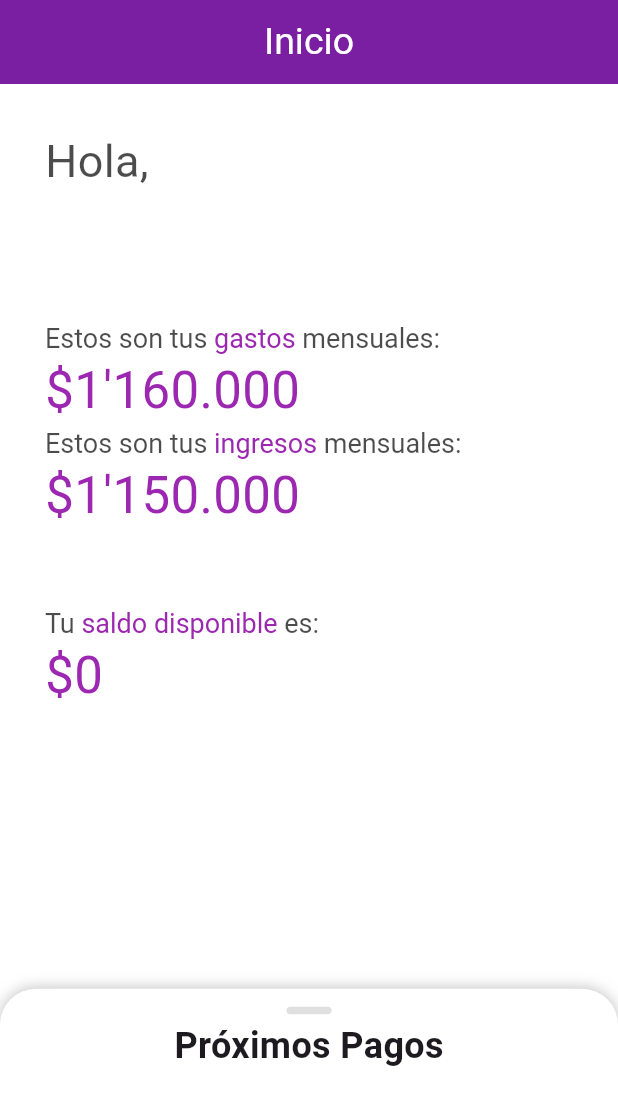
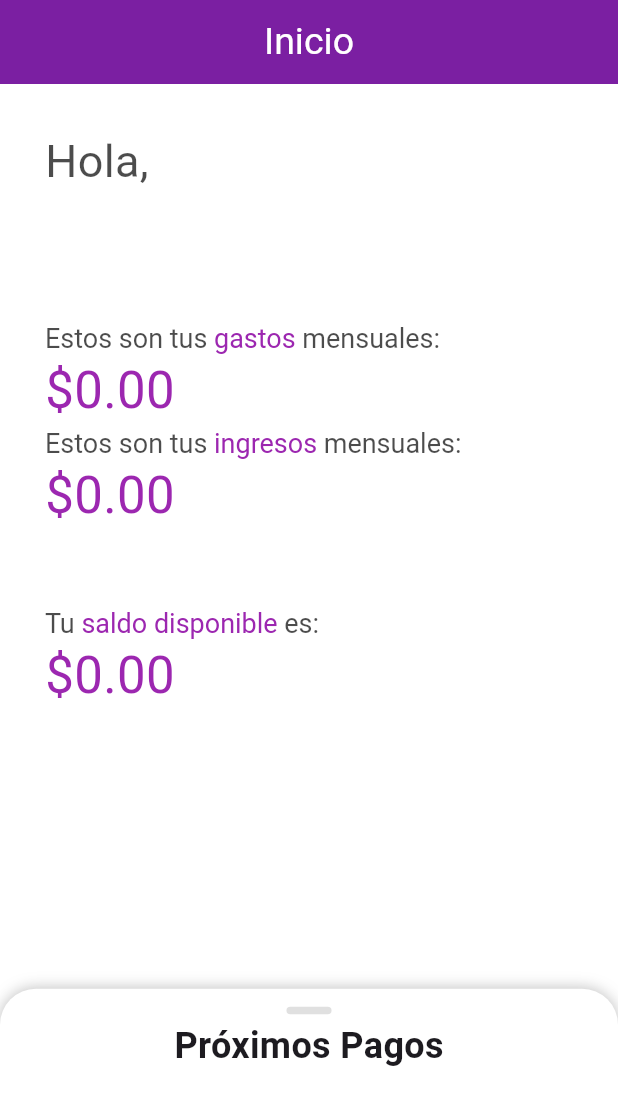
Before and after one commit to UntetheredJ/budgetmaster, a Flutter app: the Inicio screen opened directly with empty values, on a phone screen of 412 x 824 dp. Shown: the top 1105 px of the screen. Run offline on Flutter 3.47's test engine with Material 2 defaults, Android fonts, the phone set to English and light mode, and no system bars; drawn by our look-alikes of sliding_up_panel; our stand-ins replace curved_navigation_bar, flutter_local_notifications, supabase, supabase_flutter, timezone; accounts and stored records are empty.

Commit message:
Update inicio.dart & inicio_widget.dart

```diff
--- a/budgetmaster/lib/screens/inicio.dart
+++ b/budgetmaster/lib/screens/inicio.dart
@@ -1,16 +1,19 @@
 import 'package:budgetmaster/models/usuario.dart';
 import 'package:flutter/material.dart';
+import 'package:intl/intl.dart';
 import 'package:sliding_up_panel/sliding_up_panel.dart';
 import 'package:budgetmaster/widgets/inicio_widget.dart';
 import 'package:budgetmaster/screens/service.dart';
 
 class Inicio extends StatelessWidget {
   final Usuario usuario;
-  const Inicio({Key? key, required this.usuario}) : super(key: key);
+  final panelController = PanelController();
+  Inicio({Key? key, required this.usuario}) : super(key: key);
 
   @override
   Widget build(BuildContext context) {
     final panelHeightClosed = MediaQuery.of(context).size.height * 0.2;
+    final currencyFormat = NumberFormat.simpleCurrency(locale: "es_US");
 
     return Scaffold(
       appBar: AppBar(
@@ -24,6 +27,7 @@ class Inicio extends StatelessWidget {
             )),
       ),
       body: SlidingUpPanel(
+        controller: panelController,
         minHeight: panelHeightClosed,
         //parallaxEnabled: true,
         //parallaxOffset: .5,
@@ -66,26 +70,19 @@ class Inicio extends StatelessWidget {
                             text: TextSpan(
                                 style: TextStyle(
                                     fontSize: 18,
-                             color: Colors.black.withOpacity(0.7)
-                          ),
+                                    color: Colors.black.withOpacity(0.7)),
                                 children: const <TextSpan>[
                           TextSpan(text: "Estos son tus "),
                           TextSpan(
                               text: "gastos",
-                              style: TextStyle(
-                                color: Colors.purple
-                              )
-                            ),
+                              style: TextStyle(color: Colors.purple)),
                           TextSpan(text: " mensuales:")
-                          ]
-                        )
-                      )
-                    )
+                        ])))
                   ]),
                   Row(
                     mainAxisAlignment: MainAxisAlignment.start,
                     children: [
-                      Text("\$1'160.000",
+                      Text(currencyFormat.format(usuario.total_gastos),
                           style: TextStyle(
                             fontSize: 34,
                             color: Colors.purple,
@@ -98,26 +95,19 @@ class Inicio extends StatelessWidget {
                             text: TextSpan(
                                 style: TextStyle(
                                     fontSize: 18,
-                             color: Colors.black.withOpacity(0.7)
-                          ),
+                                    color: Colors.black.withOpacity(0.7)),
                                 children: const <TextSpan>[
                           TextSpan(text: "Estos son tus "),
                           TextSpan(
                               text: "ingresos",
-                              style: TextStyle(
-                                color: Colors.purple
-                              )
-                            ),
+                              style: TextStyle(color: Colors.purple)),
                           TextSpan(text: " mensuales:")
-                          ]
-                        )
-                      )
-                    )
+                        ])))
                   ]),
                   Row(
                     mainAxisAlignment: MainAxisAlignment.start,
                     children: [
-                      Text("\$1'150.000",
+                      Text(currencyFormat.format(usuario.total_ingresos),
                           style: const TextStyle(
                             fontSize: 34,
                             color: Colors.purple,
@@ -131,26 +121,19 @@ class Inicio extends StatelessWidget {
                             text: TextSpan(
                                 style: TextStyle(
                                     fontSize: 18,
-                             color: Colors.black.withOpacity(0.7)
-                          ),
+                                    color: Colors.black.withOpacity(0.7)),
                                 children: const <TextSpan>[
                           TextSpan(text: "Tu "),
                           TextSpan(
                               text: "saldo disponible",
-                              style: TextStyle(
-                                color: Colors.purple
-                              )
-                            ),
+                              style: TextStyle(color: Colors.purple)),
                           TextSpan(text: " es:")
-                          ]
-                        )
-                      )
-                    )
+                        ])))
                   ]),
                   Row(
                     mainAxisAlignment: MainAxisAlignment.start,
                     children: [
-                      Text("\$${usuario.saldo_total}",
+                      Text(currencyFormat.format(usuario.saldo_total),
                           style: const TextStyle(
                             fontSize: 34,
                             color: Colors.purple,
@@ -161,11 +144,12 @@ class Inicio extends StatelessWidget {
               ))),
         ),
         panelBuilder: (controller) => InicioWidget(
-          controller: controller, usuario: usuario,
+          controller: controller,
+          usuario: usuario,
+          panelController: panelController,
         ),
         borderRadius: const BorderRadius.vertical(top: Radius.circular(24)),
       ),
     );
   }
-
 }
--- a/budgetmaster/lib/widgets/inicio_widget.dart
+++ b/budgetmaster/lib/widgets/inicio_widget.dart
@@ -5,18 +5,22 @@ import 'package:budgetmaster/models/pago_periodico.dart';
 import 'package:budgetmaster/screens/service.dart';
 import 'package:flutter/material.dart';
 import 'package:intl/intl.dart';
+import 'package:sliding_up_panel/sliding_up_panel.dart';
 
 import '../models/gasto_espontaneo.dart';
 import '../models/usuario.dart';
 
 class InicioWidget extends StatefulWidget {
   final ScrollController controller;
+  final PanelController panelController;
   final Usuario usuario;
 
-  const InicioWidget({
-    Key? key,
-    required this.controller, required this.usuario
-  }) : super(key: key);
+  const InicioWidget(
+      {Key? key,
+      required this.controller,
+      required this.panelController,
+      required this.usuario})
+      : super(key: key);
 
   @override
   State<InicioWidget> createState() => _InicioWidgetState();
@@ -37,10 +41,7 @@ class _InicioWidgetState extends State<InicioWidget> {
           const SizedBox(height: 4),
           const Center(
               child: Text("Próximos Pagos",
-                    style:
-                        TextStyle(fontWeight: FontWeight.bold, fontSize: 24)
-                )
-            ),
+                  style: TextStyle(fontWeight: FontWeight.bold, fontSize: 24))),
           buildPagos(),
           const SizedBox(height: 24),
         ],
@@ -50,57 +51,54 @@ Widget buildPagos() => Container(
         padding: const EdgeInsets.symmetric(horizontal: 20),
         child: FutureBuilder<List<PagoPeriodico>>(
             future: listaPagoPeriodicoFuturo(widget.usuario.id_usuario),
-          builder: (context, snapshot){
-            if (snapshot.connectionState == ConnectionState.waiting){
+            builder: (context, snapshot) {
+              if (snapshot.connectionState == ConnectionState.waiting) {
                 return CircularProgressIndicator();
-            } else if (snapshot.hasError){
+              } else if (snapshot.hasError) {
                 return Text("Error al cargar los datos");
               } else {
                 List<PagoPeriodico> gastos = snapshot.data!;
                 return DataTable(
                     dividerThickness: 0,
-                dataRowMaxHeight: 70,
+                    dataRowMaxHeight: 75,
                     headingRowHeight: 0,
                     columnSpacing: 15,
-                columns: const[
+                    columns: const [
+                      DataColumn(label: Text("")),
                       DataColumn(label: Text("")),
                       DataColumn(label: Text("")),
                     ],
-                rows: gastos.map((pagoPeriodico){
+                    rows: gastos.map((pagoPeriodico) {
                       mostrarNotification(
                           random.nextInt(100),
                           "Recordatorio de Pago",
-                    "${pagoPeriodico.descripcion} por un valor de ${pagoPeriodico.valor}"
-                  );
+                          "${pagoPeriodico.descripcion} por un valor de ${currencyFormat.format(pagoPeriodico.valor)}");
                       return DataRow(cells: [
-                    DataCell(
-                      Container(
+                        DataCell(Container(
                           width: 5,
                           height: 60,
                           color: Colors.purple,
                           child: const Text(""),
-                      )
-                    ),
-                    DataCell(
-                      Column(
-                        children: [
+                        )),
+                        DataCell(Column(
+                          children: <Widget>[
                             Row(
-                            children: [
+                              children: <Widget>[
                                 Text(
                                   "${pagoPeriodico.vencimiento.day}-${pagoPeriodico.vencimiento.month}-${pagoPeriodico.vencimiento.year}",
                                   style: const TextStyle(
-                                    fontSize: 16, fontWeight: FontWeight.normal),
+                                      fontSize: 16,
+                                      fontWeight: FontWeight.normal),
                                 ),
                               ],
                             ),
-                          Row(children: [
-                            Text(
-                              pagoPeriodico.descripcion,
+                            Row(children: <Widget>[
+                              Text(pagoPeriodico.descripcion,
                                   style: const TextStyle(
-                                  fontSize: 20, fontWeight: FontWeight.bold)
-                            ),
+                                      fontSize: 20,
+                                      fontWeight: FontWeight.bold)),
                             ]),
-                          Row(children: [
+                            Row(children: <Widget>[
                               Text(
                                 currencyFormat.format(pagoPeriodico.valor),
                                 style: const TextStyle(
@@ -108,23 +106,48 @@ Widget buildPagos() => Container(
                               ),
                             ])
                           ],
-                      )
-                    )
+                        )),
+                        DataCell(Container(
+                            height: 30,
+                            width: double.infinity,
+                            decoration: BoxDecoration(
+                              borderRadius: BorderRadius.circular(100),
+                              gradient: const LinearGradient(
+                                  colors: [
+                                    Color.fromARGB(255, 33, 145, 243),
+                                    Color.fromARGB(255, 77, 135, 201)
+                                  ],
+                                  begin: Alignment.topRight,
+                                  end: Alignment.bottomLeft),
+                            ),
+                            child: MaterialButton(
+                              onPressed: () {},
+                              child: const Text("Pagar",
+                                  style: TextStyle(
+                                      fontSize: 20,
+                                      fontWeight: FontWeight.bold,
+                                      color: Colors.white)),
+                            )))
                       ]);
-                }).toList()
-              );
+                    }).toList());
               }
-          }
-        ),
+            }),
       );
 
-  Widget buildDragHandle() => Center(
+  Widget buildDragHandle() => GestureDetector(
+        onTap: togglePanel,
+        child: Center(
           child: Container(
             width: 30,
             height: 5,
             decoration: BoxDecoration(
                 color: Colors.grey[300],
-          borderRadius: BorderRadius.circular(12)
+                borderRadius: BorderRadius.circular(12)),
           ),
-      ));
+        ),
+      );
+
+  void togglePanel() => widget.panelController.isPanelOpen
+      ? widget.panelController.close()
+      : widget.panelController.open();
 }
```
Lines whose indentation alone changed are shown as unchanged.
